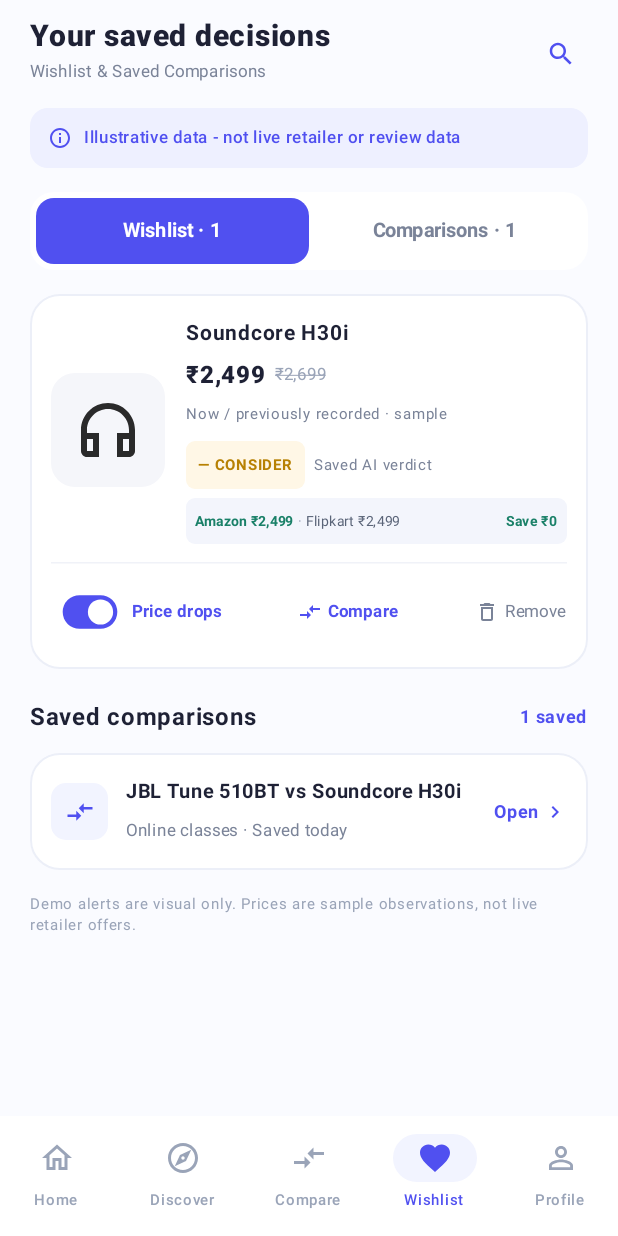
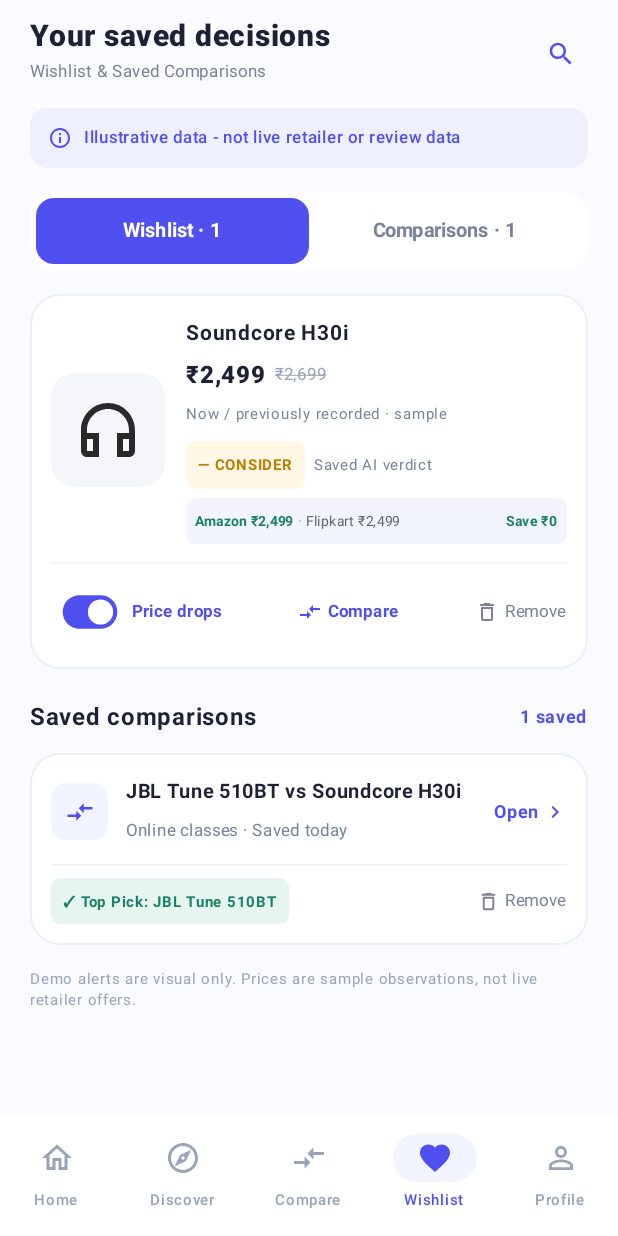
Before and after one commit to jayaprakashgiriraj-tech/smart-cart, an Android app built with Jetpack Compose: the SavedDecisionsScreen screen opened through its navigation route, on a phone screen of 412 x 824 dp. Run offline under Robolectric (Android 15) with nearby library versions, the phone set to English and light mode, and no system bars.

Commit message:
wishlist save

```diff
--- a/app/src/main/java/com/simats/smartcart/MainActivity.kt
+++ b/app/src/main/java/com/simats/smartcart/MainActivity.kt
@@ -433,8 +433,8 @@ class MainActivity : ComponentActivity() {
                                 onCompareClick = {
                                     navController.navigate("compare")
                                 },
-                                onOpenComparisonClick = {
-                                    navController.navigate("compare")
+                                onOpenComparisonClick = { p1, p2 ->
+                                    navController.navigate("compare?prod1=${Uri.encode(p1)}&prod2=${Uri.encode(p2)}")
                                 },
                                 onPriceDropClick = { name ->
                                     navController.navigate("price_tracking/${Uri.encode(name)}")
--- a/app/src/main/java/com/simats/smartcart/ui/screens/ProfileScreen.kt
+++ b/app/src/main/java/com/simats/smartcart/ui/screens/ProfileScreen.kt
@@ -28,6 +28,7 @@ import androidx.compose.ui.tooling.preview.Preview
 import androidx.compose.ui.unit.dp
 import androidx.compose.ui.unit.sp
 import com.simats.smartcart.data.UserAccountRepository
+import com.simats.smartcart.data.SavedComparisonRepository
 import java.io.File
 
 @Composable
@@ -339,10 +340,11 @@ fun ProfileScreen(
 
                     HorizontalDivider(color = Color(0xFFF0F2F8), thickness = 1.dp)
 
+                    val compCount = SavedComparisonRepository.items.size
                     ActivityRow(
                         icon = Icons.AutoMirrored.Outlined.CompareArrows,
                         title = "Saved comparisons",
-                        subtitle = "1 comparison · Online classes",
+                        subtitle = if (compCount == 1) "1 comparison · Saved" else "$compCount comparisons · Saved",
                         onClick = onSavedComparisonsClick
                     )
                 }
--- a/app/src/main/java/com/simats/smartcart/ui/screens/SavedDecisionsScreen.kt
+++ b/app/src/main/java/com/simats/smartcart/ui/screens/SavedDecisionsScreen.kt
@@ -26,13 +26,15 @@ import androidx.compose.ui.unit.dp
 import androidx.compose.ui.unit.sp
 import com.simats.smartcart.data.ProductCatalog
 import com.simats.smartcart.data.WishlistRepository
+import com.simats.smartcart.data.SavedComparisonRepository
+import com.simats.smartcart.data.SavedComparisonItem
 import com.simats.smartcart.data.storeComparison
 
 @Composable
 fun SavedDecisionsScreen(
     onTabSelected: (Int) -> Unit = {},
     onCompareClick: () -> Unit = {},
-    onOpenComparisonClick: () -> Unit = {},
+    onOpenComparisonClick: (String, String) -> Unit = { _, _ -> },
     onPriceDropClick: (String) -> Unit = {},
     onProductClick: (String) -> Unit = {},
     onCompareProductClick: (String) -> Unit = {}
@@ -40,6 +42,7 @@ fun SavedDecisionsScreen(
     var selectedTopTab by remember { mutableIntStateOf(0) } // 0 is Wishlist, 1 is Comparisons
     var selectedBottomTab by remember { mutableIntStateOf(3) } // 3 is Wishlist tab
     val wishlistItems = WishlistRepository.items
+    val comparisonItems = SavedComparisonRepository.items
 
     Scaffold(
         bottomBar = {
@@ -156,7 +159,7 @@ fun SavedDecisionsScreen(
                     ),
                     elevation = null
                 ) {
-                    Text("Comparisons · 1", fontSize = 13.sp, fontWeight = FontWeight.Bold)
+                    Text("Comparisons · ${comparisonItems.size}", fontSize = 13.sp, fontWeight = FontWeight.Bold)
                 }
             }
 
@@ -248,7 +251,7 @@ fun SavedDecisionsScreen(
                     color = Color(0xFF1E2135)
                 )
                 Text(
-                    text = "1 saved",
+                    text = "${comparisonItems.size} saved",
                     fontSize = 12.sp,
                     fontWeight = FontWeight.Bold,
                     color = Color(0xFF5050F0)
@@ -257,71 +260,55 @@ fun SavedDecisionsScreen(
 
             Spacer(modifier = Modifier.height(12.dp))
 
-            // Saved Comparison Item
-            Card(
-                modifier = Modifier
-                    .fillMaxWidth()
-                    .clickable { onOpenComparisonClick() },
-                shape = RoundedCornerShape(20.dp),
-                colors = CardDefaults.cardColors(containerColor = Color.White),
-                border = BorderStroke(1.dp, Color(0xFFECEFF8))
-            ) {
-                Row(
-                    modifier = Modifier
-                        .fillMaxWidth()
-                        .padding(14.dp),
-                    verticalAlignment = Alignment.CenterVertically
+            if (comparisonItems.isEmpty()) {
+                Card(
+                    modifier = Modifier.fillMaxWidth(),
+                    shape = RoundedCornerShape(20.dp),
+                    colors = CardDefaults.cardColors(containerColor = Color.White),
+                    border = BorderStroke(1.dp, Color(0xFFECEFF8))
                 ) {
-                    Box(
+                    Column(
                         modifier = Modifier
-                            .size(38.dp)
-                            .clip(RoundedCornerShape(10.dp))
-                            .background(Color(0xFFF2F4FF)),
-                        contentAlignment = Alignment.Center
+                            .fillMaxWidth()
+                            .padding(28.dp),
+                        horizontalAlignment = Alignment.CenterHorizontally
                     ) {
                         Icon(
                             imageVector = Icons.AutoMirrored.Outlined.CompareArrows,
-                            contentDescription = "Compare",
-                            tint = Color(0xFF5050F0),
-                            modifier = Modifier.size(20.dp)
+                            contentDescription = null,
+                            tint = Color(0xFF9AA4B8),
+                            modifier = Modifier.size(44.dp)
                         )
-                    }
-
-                    Spacer(modifier = Modifier.width(12.dp))
-
-                    Column(modifier = Modifier.weight(1f)) {
+                        Spacer(modifier = Modifier.height(10.dp))
                         Text(
-                            text = "JBL Tune 510BT vs Soundcore H30i",
-                            fontSize = 13.sp,
+                            text = "No saved comparisons yet",
+                            fontSize = 15.sp,
                             fontWeight = FontWeight.Bold,
                             color = Color(0xFF1E2135)
                         )
-                        Spacer(modifier = Modifier.height(2.dp))
+                        Spacer(modifier = Modifier.height(4.dp))
                         Text(
-                            text = "Online classes · Saved today",
-                            fontSize = 11.sp,
-                            color = Color(0xFF7A8398)
+                            text = "Tap the bookmark icon on any comparison to save it here.",
+                            fontSize = 12.sp,
+                            color = Color(0xFF7A8398),
+                            textAlign = TextAlign.Center
                         )
                     }
-
-                    Row(
-                        verticalAlignment = Alignment.CenterVertically,
-                        modifier = Modifier.clickable { onOpenComparisonClick() }
-                    ) {
-                        Text(
-                            text = "Open",
-                            fontSize = 12.sp,
-                            fontWeight = FontWeight.Bold,
-                            color = Color(0xFF5050F0)
-                        )
-                        Spacer(modifier = Modifier.width(2.dp))
-                        Icon(
-                            imageVector = Icons.Outlined.ChevronRight,
-                            contentDescription = "Open",
-                            tint = Color(0xFF5050F0),
-                            modifier = Modifier.size(16.dp)
-                        )
+                }
+            } else {
+                comparisonItems.forEachIndexed { index, compItem ->
+                    if (index > 0) {
+                        Spacer(modifier = Modifier.height(12.dp))
                     }
+                    SavedComparisonItemCard(
+                        item = compItem,
+                        onOpenClick = {
+                            onOpenComparisonClick(compItem.product1.name, compItem.product2.name)
+                        },
+                        onRemoveClick = {
+                            SavedComparisonRepository.removeComparison(compItem.product1.name, compItem.product2.name)
+                        }
+                    )
                 }
             }
 
@@ -562,6 +549,130 @@ private fun WishlistItemCard(
 }
 
 @Composable
+private fun SavedComparisonItemCard(
+    item: SavedComparisonItem,
+    onOpenClick: () -> Unit,
+    onRemoveClick: () -> Unit
+) {
+    Card(
+        modifier = Modifier
+            .fillMaxWidth()
+            .clickable { onOpenClick() },
+        shape = RoundedCornerShape(20.dp),
+        colors = CardDefaults.cardColors(containerColor = Color.White),
+        border = BorderStroke(1.dp, Color(0xFFECEFF8))
+    ) {
+        Column(
+            modifier = Modifier
+                .fillMaxWidth()
+                .padding(14.dp)
+        ) {
+            Row(
+                modifier = Modifier.fillMaxWidth(),
+                verticalAlignment = Alignment.CenterVertically
+            ) {
+                Box(
+                    modifier = Modifier
+                        .size(38.dp)
+                        .clip(RoundedCornerShape(10.dp))
+                        .background(Color(0xFFF2F4FF)),
+                    contentAlignment = Alignment.Center
+                ) {
+                    Icon(
+                        imageVector = Icons.AutoMirrored.Outlined.CompareArrows,
+                        contentDescription = "Compare",
+                        tint = Color(0xFF5050F0),
+                        modifier = Modifier.size(20.dp)
+                    )
+                }
+
+                Spacer(modifier = Modifier.width(12.dp))
+
+                Column(modifier = Modifier.weight(1f)) {
+                    Text(
+                        text = "${item.product1.name} vs ${item.product2.name}",
+                        fontSize = 13.sp,
+                        fontWeight = FontWeight.Bold,
+                        color = Color(0xFF1E2135),
+                        maxLines = 1,
+                        overflow = androidx.compose.ui.text.style.TextOverflow.Ellipsis
+                    )
+                    Spacer(modifier = Modifier.height(2.dp))
+                    Text(
+                        text = "${item.categoryLabel} · ${item.getFormattedDate()}",
+                        fontSize = 11.sp,
+                        color = Color(0xFF7A8398)
+                    )
+                }
+
+                Row(
+                    verticalAlignment = Alignment.CenterVertically,
+                    modifier = Modifier.clickable { onOpenClick() }
+                ) {
+                    Text(
+                        text = "Open",
+                        fontSize = 12.sp,
+                        fontWeight = FontWeight.Bold,
+                        color = Color(0xFF5050F0)
+                    )
+                    Spacer(modifier = Modifier.width(2.dp))
+                    Icon(
+                        imageVector = Icons.Outlined.ChevronRight,
+                        contentDescription = "Open",
+                        tint = Color(0xFF5050F0),
+                        modifier = Modifier.size(16.dp)
+                    )
+                }
+            }
+
+            Spacer(modifier = Modifier.height(10.dp))
+            HorizontalDivider(color = Color(0xFFF0F2F8), thickness = 1.dp)
+            Spacer(modifier = Modifier.height(8.dp))
+
+            Row(
+                modifier = Modifier.fillMaxWidth(),
+                horizontalArrangement = Arrangement.SpaceBetween,
+                verticalAlignment = Alignment.CenterVertically
+            ) {
+                Box(
+                    modifier = Modifier
+                        .clip(RoundedCornerShape(6.dp))
+                        .background(Color(0xFFE6F5F0))
+                        .padding(horizontal = 8.dp, vertical = 3.dp)
+                ) {
+                    Text(
+                        text = "✓ Top Pick: ${item.winnerProduct.name}",
+                        color = Color(0xFF1A8068),
+                        fontSize = 10.sp,
+                        fontWeight = FontWeight.Bold,
+                        maxLines = 1,
+                        overflow = androidx.compose.ui.text.style.TextOverflow.Ellipsis
+                    )
+                }
+
+                Row(
+                    verticalAlignment = Alignment.CenterVertically,
+                    modifier = Modifier.clickable { onRemoveClick() }
+                ) {
+                    Icon(
+                        imageVector = Icons.Outlined.Delete,
+                        contentDescription = "Remove",
+                        tint = Color(0xFF7A8398),
+                        modifier = Modifier.size(15.dp)
+                    )
+                    Spacer(modifier = Modifier.width(3.dp))
+                    Text(
+                        text = "Remove",
+                        fontSize = 11.sp,
+                        color = Color(0xFF7A8398)
+                    )
+                }
+            }
+        }
+    }
+}
+
+@Composable
 private fun SavedDecisionsBottomNavigationBar(
     selectedTab: Int,
     onTabSelected: (Int) -> Unit
```
Also changed, not shown: app/src/main/java/com/simats/smartcart/data/SavedComparisonRepository.kt (added, +299 -0 lines), app/src/main/java/com/simats/smartcart/data/StoreComparisonRepository.kt (+7 -2 lines), app/src/main/java/com/simats/smartcart/ui/screens/SmartComparisonScreen.kt (+5 -5 lines), app/src/main/java/com/simats/smartcart/ui/screens/SmarterChoiceScreen.kt (+9 -6 lines).
